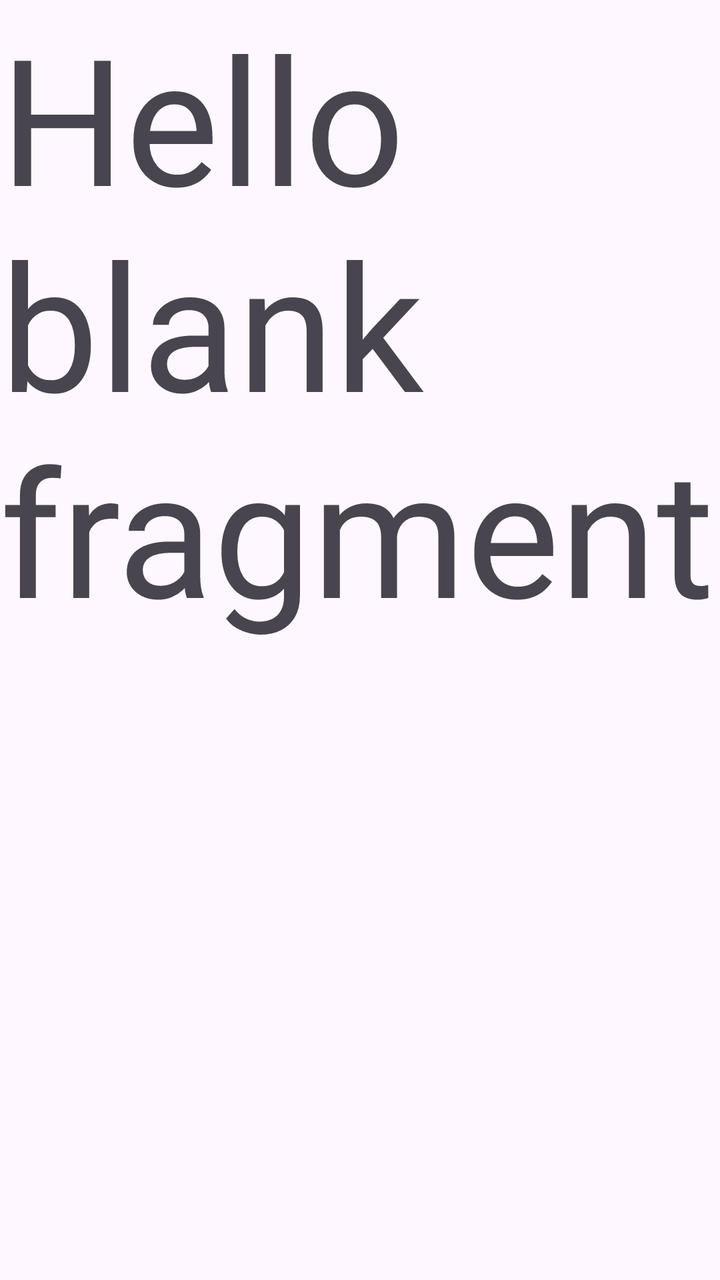
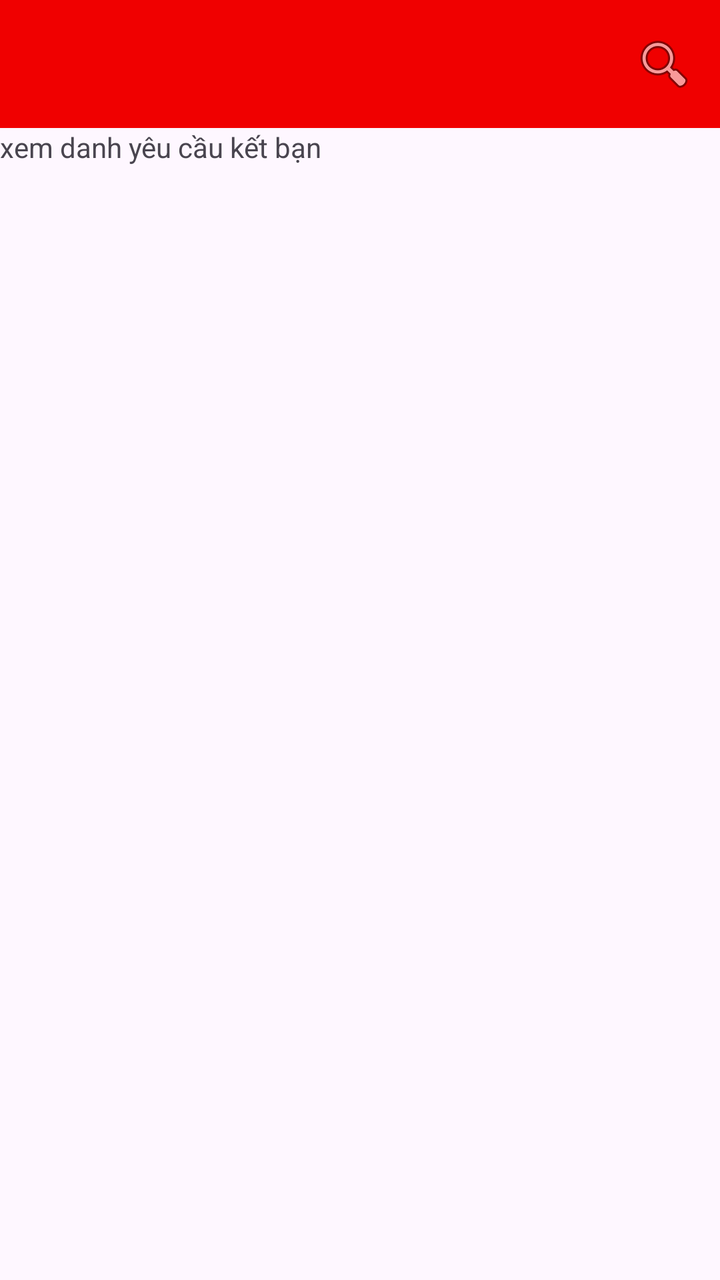

Before-and-after screenshots of an Android layout around one commit, followed by the original layout XML and the change that was made.
<!-- AndroidManifest.xml: application theme Theme.Acrid -->
<!-- res/layout/fragment_contact.xml -->
<?xml version="1.0" encoding="utf-8"?>
<FrameLayout xmlns:android="http://schemas.android.com/apk/res/android"
    xmlns:tools="http://schemas.android.com/tools"
    android:layout_width="match_parent"
    android:layout_height="match_parent"
    tools:context=".View.Fragment.ContactFragment">

    
    <TextView
        android:layout_width="match_parent"
        android:layout_height="match_parent"
        android:textSize="88dp"
        android:text="@string/hello_blank_fragment" />

</FrameLayout>
<!-- resources referenced by this layout -->
<resources>
  <string name="hello_blank_fragment">Hello blank fragment</string>
  <style name="Theme.Acrid" parent="Base.Theme.Acrid" />
  <style name="Base.Theme.Acrid" parent="Theme.Material3.DayNight.NoActionBar">
          
          
      </style>
</resources>

<!-- the commit's change to res/layout/fragment_contact.xml (unified diff, before → after) -->
@@ -1,15 +1,76 @@
 <?xml version="1.0" encoding="utf-8"?>
-<FrameLayout xmlns:android="http://schemas.android.com/apk/res/android"
-    xmlns:tools="http://schemas.android.com/tools"
-    android:layout_width="match_parent"
-    android:layout_height="match_parent"
-    tools:context=".View.Fragment.ContactFragment">
-
-    
-    <TextView
+<layout>
+    <data>
+        <import type="androidx.lifecycle.ViewModelProvider"/>
+        <variable
+            name="viewmodel"
+            type="com.example.acrid.viewModel.ContactViewModel" />
+    </data>
+    <FrameLayout xmlns:android="http://schemas.android.com/apk/res/android"
+        xmlns:tools="http://schemas.android.com/tools"
         android:layout_width="match_parent"
         android:layout_height="match_parent"
-        android:textSize="88dp"
-        android:text="@string/hello_blank_fragment" />
+        xmlns:app="http://schemas.android.com/apk/res-auto"
+        tools:context=".View.Fragment.ContactFragment">
+        <ProgressBar
+            android:layout_width="wrap_content"
+            android:layout_height="wrap_content"
+            android:visibility="gone"
+            android:layout_gravity="center|center_vertical"/>
 
-</FrameLayout>
+        <androidx.coordinatorlayout.widget.CoordinatorLayout
+            android:layout_width="match_parent"
+            android:layout_height="match_parent">
+            <LinearLayout
+                android:layout_width="match_parent"
+                android:layout_height="match_parent"
+                android:orientation="vertical"
+                android:scrollIndicators="right"
+                >
+                <com.google.android.material.appbar.AppBarLayout
+                    android:layout_width="match_parent"
+                    android:layout_height="wrap_content"
+                    >
+                    <androidx.appcompat.widget.Toolbar
+                        android:layout_width="match_parent"
+                        android:layout_height="?attr/actionBarSize"
+                        android:id="@+id/toolBar"
+                        android:background="@color/primary"
+                        app:layout_scrollFlags="exitUntilCollapsed|snap"
+                        app:menu="@menu/contact_search_menu"
+                        />
+                </com.google.android.material.appbar.AppBarLayout>
+                <androidx.core.widget.NestedScrollView
+                    android:layout_width="match_parent"
+                    android:layout_height="0dp"
+                    android:layout_weight="1"
+                    android:scrollIndicators="right">
+                    <LinearLayout
+                        android:layout_width="match_parent"
+                        android:layout_height="match_parent"
+                        android:orientation="vertical">
+                        <LinearLayout
+                            android:id="@+id/gotoACP"
+                            android:layout_width="match_parent"
+                            android:layout_height="50dp">
+                            <TextView
+                                android:layout_width="wrap_content"
+                                android:layout_height="wrap_content"
+                                android:text="xem danh yêu cầu kết bạn"/>
+                        </LinearLayout>
+                        <androidx.recyclerview.widget.RecyclerView
+                            android:layout_width="match_parent"
+                            android:layout_height="match_parent"
+                            android:id="@+id/recycler"/>
+                    </LinearLayout>
+                </androidx.core.widget.NestedScrollView>
+
+
+
+            </LinearLayout>
+        </androidx.coordinatorlayout.widget.CoordinatorLayout>
+
+
+
+    </FrameLayout>
+</layout>
<!-- resource entries referenced after the edit -->
@@ -1,6 +1,6 @@
 <!-- resources referenced by this layout -->
 <resources>
-  <string name="hello_blank_fragment">Hello blank fragment</string>
+  <color name="primary">#f00000</color>
   <style name="Theme.Acrid" parent="Base.Theme.Acrid" />
   <style name="Base.Theme.Acrid" parent="Theme.Material3.DayNight.NoActionBar">
           
